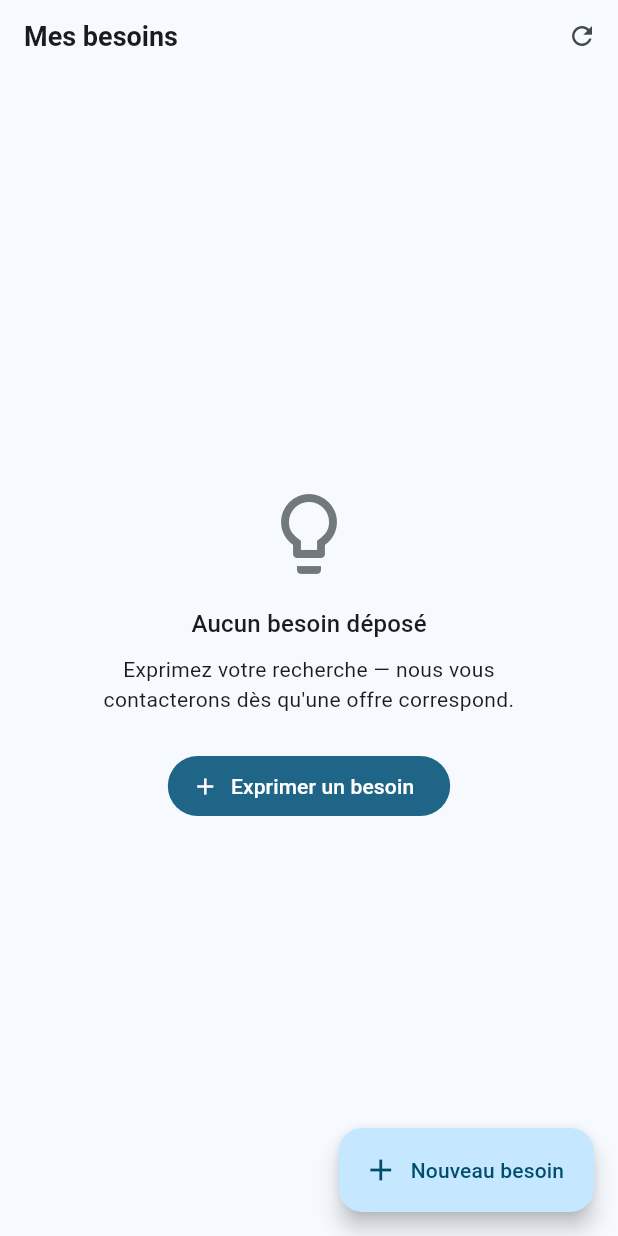
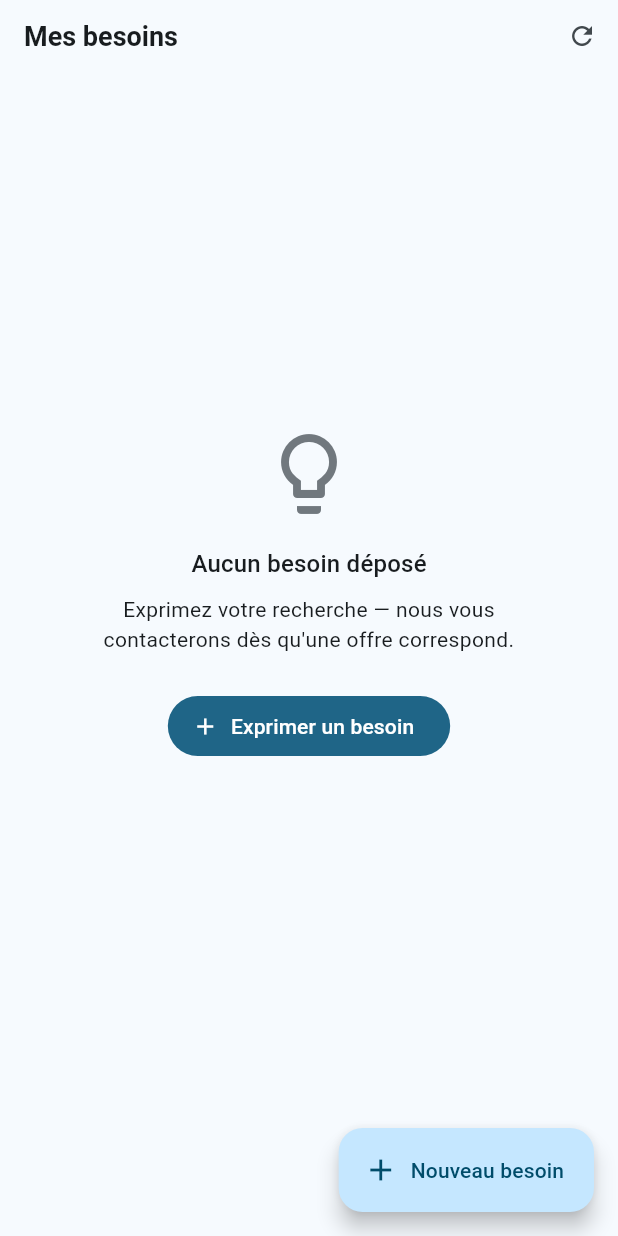
Before and after one commit to AchyOUATT/autoparc-mobile, a Flutter app: the ClientNeedsPage screen opened by its route, on a phone screen of 412 x 824 dp. Run offline on Flutter 3.47's test engine with Material 3 defaults, Android fonts, the phone set to English and light mode, and no system bars; our stand-ins replace cached_network_image, dio, equatable, file_picker, firebase_auth, firebase_messaging and 11 more; missing offline and left inert: image_picker_android, image_picker_platform_interface; accounts and stored records are empty; network calls fail; project files that could hold a hidden picture were left out.

Commit message:
Keep short-screen forms and empty-state actions scrollable

```diff
--- /dev/null
+++ b/lib/core/widgets/scrollable_center.dart
@@ -0,0 +1,30 @@
+import 'package:flutter/material.dart';
+
+/// Keeps short empty/error states centered, but lets their full content and
+/// actions scroll into reach on short screens or when the keyboard is open.
+class ScrollableCenter extends StatelessWidget {
+  const ScrollableCenter({
+    super.key,
+    required this.child,
+    this.padding = EdgeInsets.zero,
+  });
+
+  final Widget child;
+  final EdgeInsetsGeometry padding;
+
+  @override
+  Widget build(BuildContext context) => SafeArea(
+    top: false,
+    child: LayoutBuilder(
+      builder: (context, constraints) => SingleChildScrollView(
+        child: ConstrainedBox(
+          constraints: BoxConstraints(minHeight: constraints.maxHeight),
+          child: Padding(
+            padding: padding,
+            child: Center(child: child),
+          ),
+        ),
+      ),
+    ),
+  );
+}
--- a/lib/features/cart/presentation/pages/cart_page.dart
+++ b/lib/features/cart/presentation/pages/cart_page.dart
@@ -1,3 +1,4 @@
+import 'package:auto/core/widgets/scrollable_center.dart';
 import 'package:flutter/material.dart';
 import 'package:flutter_riverpod/flutter_riverpod.dart';
 import 'package:go_router/go_router.dart';
@@ -602,7 +603,7 @@ class _EmptyCart extends StatelessWidget {
   const _EmptyCart();
 
   @override
-  Widget build(BuildContext context) => Center(
+  Widget build(BuildContext context) => ScrollableCenter(
     child: Column(
       mainAxisSize: MainAxisSize.min,
       children: [
--- a/lib/features/catalog/presentation/pages/accessory_list_page.dart
+++ b/lib/features/catalog/presentation/pages/accessory_list_page.dart
@@ -1,3 +1,4 @@
+import 'package:auto/core/widgets/scrollable_center.dart';
 import '../widgets/garage_registration_prompt.dart';
 import 'package:flutter/material.dart';
 import 'package:flutter_riverpod/flutter_riverpod.dart';
@@ -753,7 +754,7 @@ class _ErrorView extends StatelessWidget {
   const _ErrorView({required this.error, required this.onRetry});
 
   @override
-  Widget build(BuildContext context) => Center(
+  Widget build(BuildContext context) => ScrollableCenter(
     child: Column(
       mainAxisSize: MainAxisSize.min,
       children: [
--- a/lib/features/needs/presentation/pages/client_needs_page.dart
+++ b/lib/features/needs/presentation/pages/client_needs_page.dart
@@ -1,3 +1,4 @@
+import 'package:auto/core/widgets/scrollable_center.dart';
 import '../../../../core/l10n/langue.dart';
 import 'package:intl/intl.dart';
 import '../needs_labels.dart';
@@ -50,7 +51,8 @@ class ClientNeedsPage extends ConsumerWidget {
       ),
       body: needsAsync.when(
         loading: () => const Center(child: CircularProgressIndicator()),
-        error: (e, _) => Center(
+        error: (e, _) => ScrollableCenter(
+          padding: const EdgeInsets.only(bottom: 80),
           child: Column(
             mainAxisSize: MainAxisSize.min,
             children: [
@@ -286,7 +288,8 @@ class _EmptyView extends StatelessWidget {
   const _EmptyView({required this.onAdd});
 
   @override
-  Widget build(BuildContext context) => Center(
+  Widget build(BuildContext context) => ScrollableCenter(
+    padding: const EdgeInsets.only(bottom: 80),
     child: Padding(
       padding: const EdgeInsets.all(32),
       child: Column(
```
Also changed, not shown: lib/features/auth/presentation/pages/login_page.dart (+17 -18 lines), lib/features/catalog/presentation/pages/vehicle_list_page.dart (+6 -2 lines), lib/features/garage/presentation/pages/fuel_fills_page.dart (+5 -2 lines), lib/shared/presentation/pages/media_upload_page.dart (+4 -6 lines), 2 other files.
